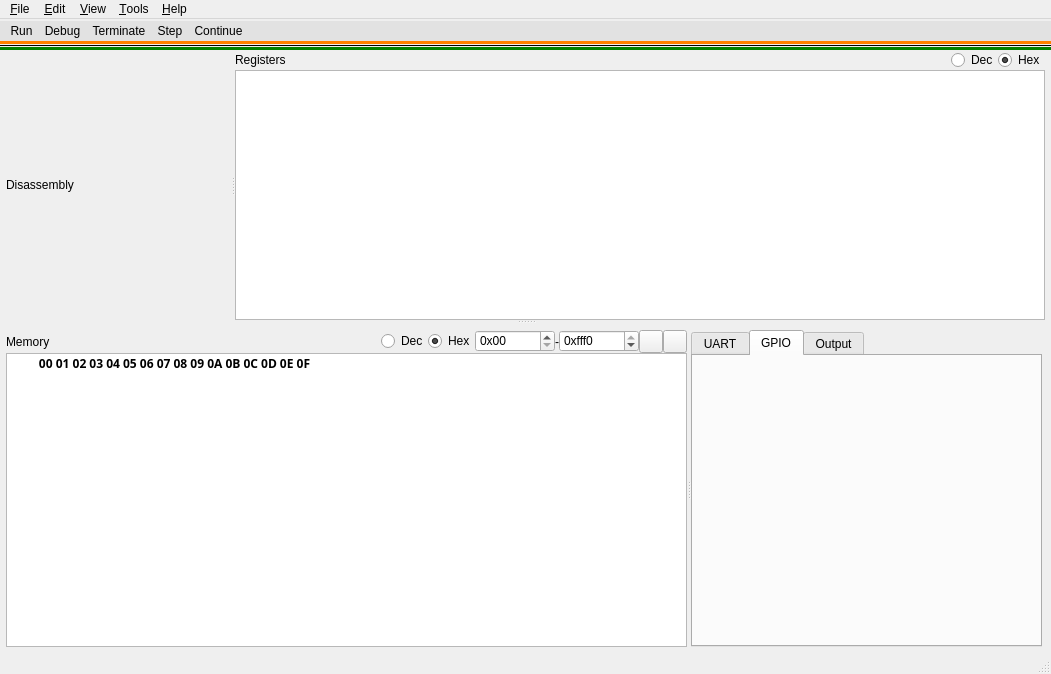
First picture: the form in src/ui/mainwindow.ui, repository MartinUbl/emulv, before the edit.
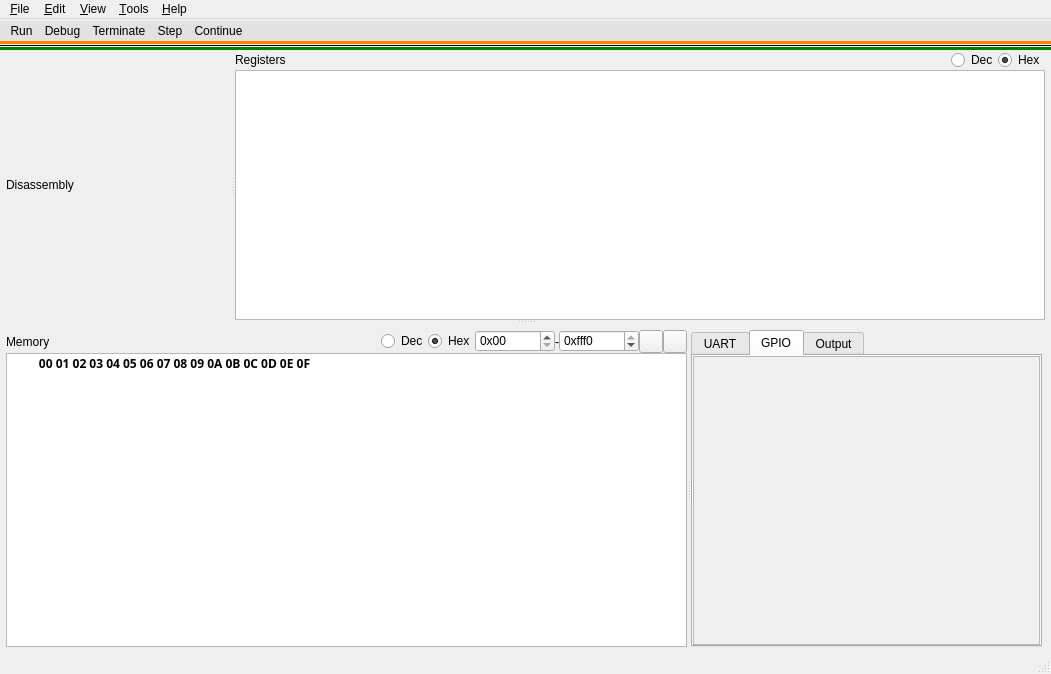
Second picture: the form after the edit. The open tabs and pages were chosen to show the change. Icons and pictures are not drawn.

Commit message:
Added GPIO pin and port widgets.
GPIOPin:
 - Is a button capable of showing the state and mode of a GPIO pin.
 - Clicking while in input mode toggles the state.

GPIOPortWidget:
 - A collection of pins with given ids.

Patch:
```diff
--- a/src/ui/mainwindow.ui
+++ b/src/ui/mainwindow.ui
@@ -825,6 +825,37 @@
                <attribute name="title">
                 <string>GPIO</string>
                </attribute>
+               <layout class="QVBoxLayout" name="verticalLayout_15">
+                <property name="leftMargin">
+                 <number>0</number>
+                </property>
+                <property name="topMargin">
+                 <number>0</number>
+                </property>
+                <property name="rightMargin">
+                 <number>0</number>
+                </property>
+                <property name="bottomMargin">
+                 <number>0</number>
+                </property>
+                <item>
+                 <widget class="QScrollArea" name="scrollAreaGPIO">
+                  <property name="widgetResizable">
+                   <bool>true</bool>
+                  </property>
+                  <widget class="QWidget" name="scrollAreaGPIOContents">
+                   <property name="geometry">
+                    <rect>
+                     <x>0</x>
+                     <y>0</y>
+                     <width>314</width>
+                     <height>283</height>
+                    </rect>
+                   </property>
+                  </widget>
+                 </widget>
+                </item>
+               </layout>
               </widget>
               <widget class="QWidget" name="tabOutput">
                <attribute name="title">
```
Left out of the diff: 2 changed lines with no effect on the pictures. The commit also changes 10 other files.
